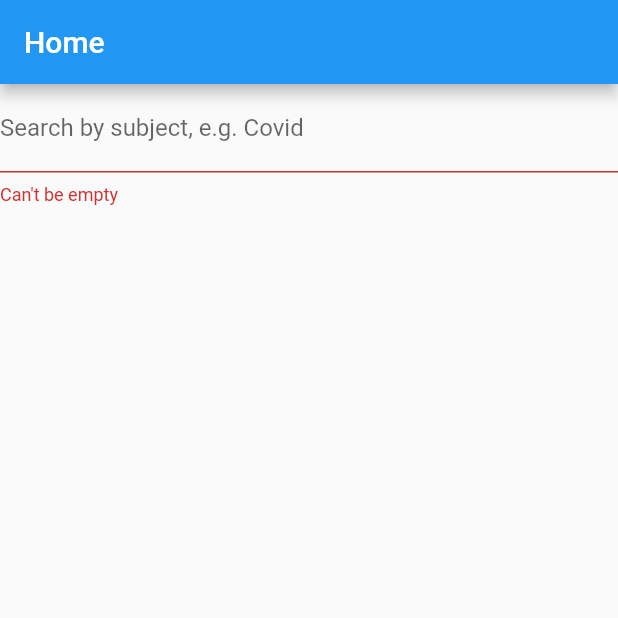
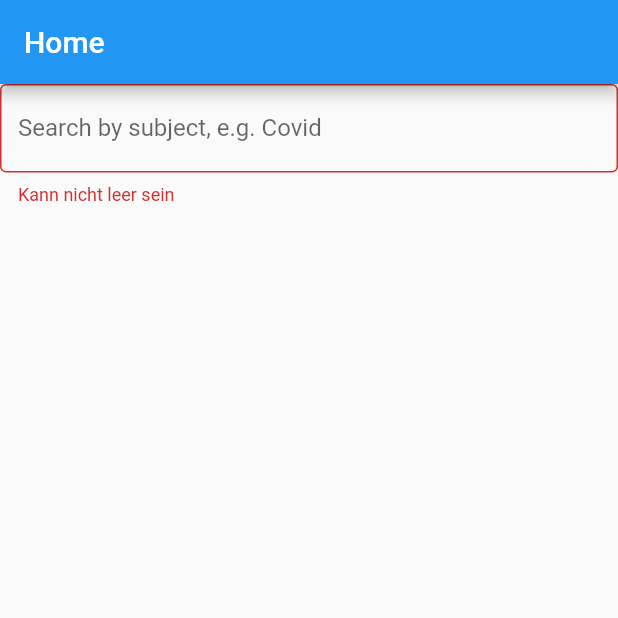
Before and after one commit to QuellenReiter/fact-browser, a Flutter app: the screen it shows after launch, on a phone screen of 412 x 824 dp, the top half of it. Run offline on Flutter 3.47's test engine with Material 2 defaults, Android fonts, the light colour scheme and no system bars; our stand-ins replace graphql_flutter.

Commit message:
add utilities with text checkers

```diff
--- a/lib/screens/home_screen.dart
+++ b/lib/screens/home_screen.dart
@@ -3,6 +3,7 @@ import 'dart:async';
 import 'package:flutter/material.dart';
 import 'package:graphql_flutter/graphql_flutter.dart';
 import 'package:statementmanager/provider/queries.dart';
+import 'package:statementmanager/utilities/utilities.dart';
 import 'package:statementmanager/widgets/statement_card.dart';
 
 class HomeScreen extends StatefulWidget {
@@ -52,12 +53,13 @@ class _HomeScreenState extends State<HomeScreen> {
                 controller: searchController,
                 decoration: InputDecoration(
                   labelText: "Search by subject, e.g. Covid",
-                  errorText: _checkSearch,
+                  border: const OutlineInputBorder(),
+                  errorText: Utils.checkIfEmpty(searchController),
                 ),
               ),
               Builder(
                 builder: (BuildContext context) {
-                  if (_checkSearch == null) {
+                  if (Utils.checkIfEmpty(searchController) == null) {
                     return Query(
                       options: QueryOptions(
                           document: gql(
@@ -98,12 +100,12 @@ class _HomeScreenState extends State<HomeScreen> {
     );
   }
 
-  String? get _checkSearch {
-    final text = searchController.text;
-    if (text.isEmpty) {
-      return 'Can\'t be empty';
-    }
-    // return null if the text is valid
-    return null;
-  }
+  // String? get _checkSearch {
+  //   final text = searchController.text;
+  //   if (text.isEmpty) {
+  //     return 'Can\'t be empty';
+  //   }
+  //   // return null if the text is valid
+  //   return null;
+  // }
 }
--- /dev/null
+++ b/lib/utilities/utilities.dart
@@ -0,0 +1,22 @@
+import 'package:flutter/material.dart';
+
+class Utils {
+  static String? checkIfEmpty(TextEditingController textEditingController) {
+    final text = textEditingController.text;
+    if (text.isEmpty) {
+      return 'Kann nicht leer sein';
+    }
+    // return null if the text is valid
+    return null;
+  }
+
+  static String? checkIfLongerThan(
+      TextEditingController textEditingController, int minLength) {
+    final text = textEditingController.text;
+    if (text.length < minLength) {
+      return 'Mindestens $minLength Zeichen';
+    }
+    // return null if the text is valid
+    return null;
+  }
+}
```
